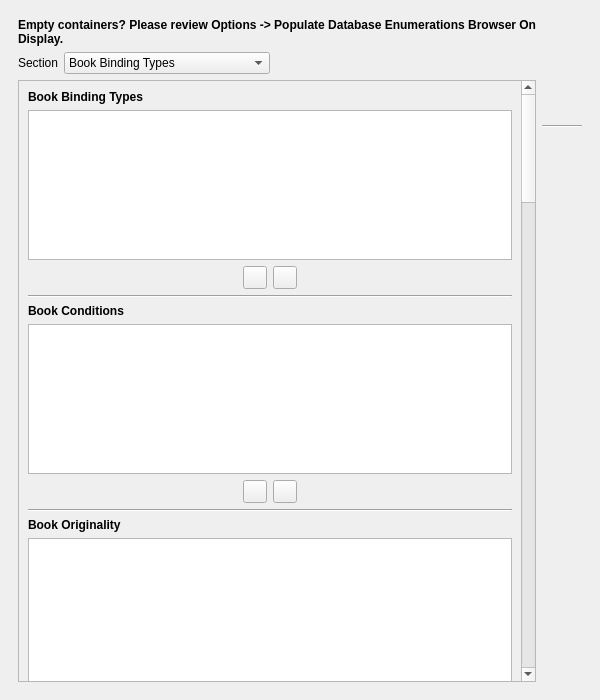
Above: UI/biblioteq_dbenumerations.ui from textbrowser/biblioteq before the change. Below: the same form after it.
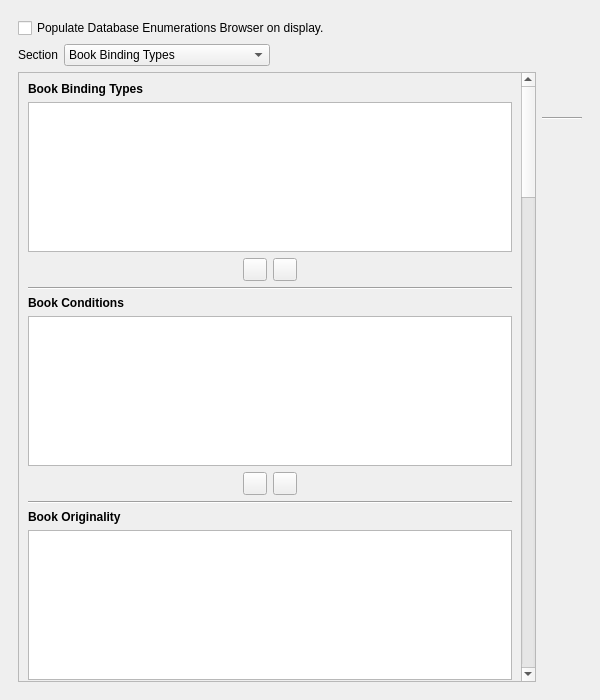
That is the form after the change. Icons and pictures are not drawn.

The edit to the form file:
```diff
--- a/UI/biblioteq_dbenumerations.ui
+++ b/UI/biblioteq_dbenumerations.ui
@@ -23,18 +23,9 @@
      <widget class="QFrame" name="frame">
       <layout class="QVBoxLayout" name="verticalLayout_10">
        <item>
-        <widget class="QLabel" name="label">
-         <property name="font">
-          <font>
-           <weight>75</weight>
-           <bold>true</bold>
-          </font>
-         </property>
+        <widget class="QCheckBox" name="populate_on_display">
          <property name="text">
-          <string>Empty containers? Please review Options -&gt; Populate Database Enumerations Browser On Display.</string>
-         </property>
-         <property name="wordWrap">
-          <bool>true</bool>
+          <string>Populate Database Enumerations Browser on display.</string>
          </property>
         </widget>
        </item>
@@ -155,9 +146,9 @@
             <property name="geometry">
              <rect>
               <x>0</x>
-              <y>0</y>
-              <width>497</width>
-              <height>3482</height>
+              <y>-2915</y>
+              <width>479</width>
+              <height>3544</height>
              </rect>
             </property>
             <layout class="QVBoxLayout" name="verticalLayout">
```
Left out of the diff: 1 changed line with no effect on the pictures.
